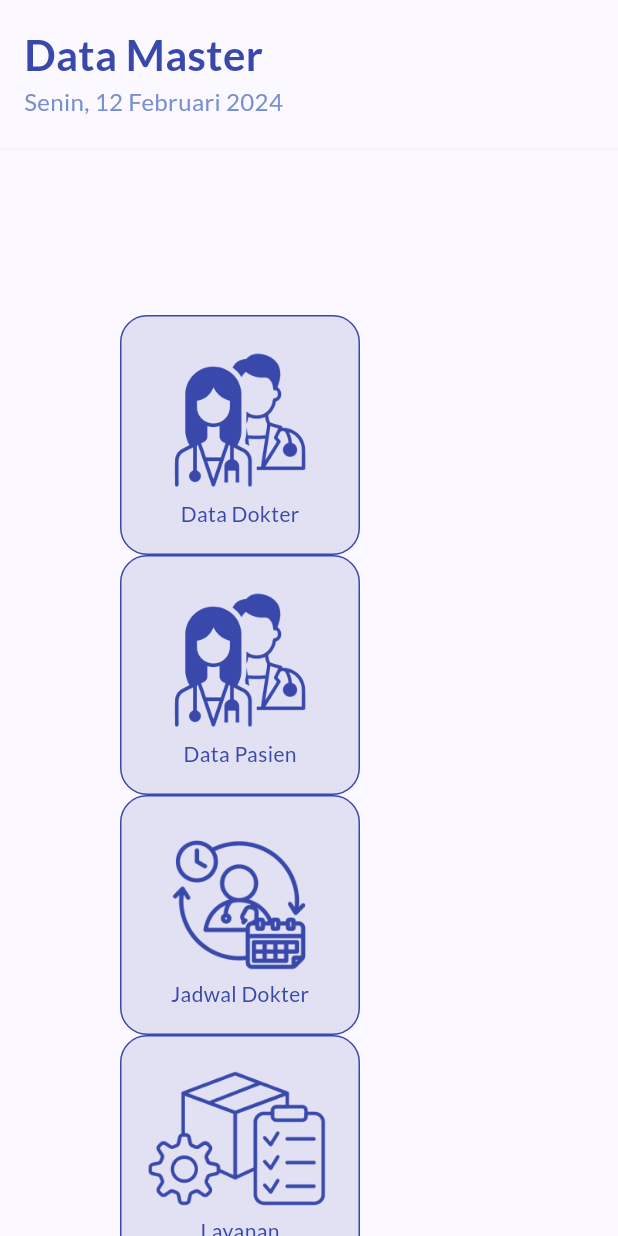
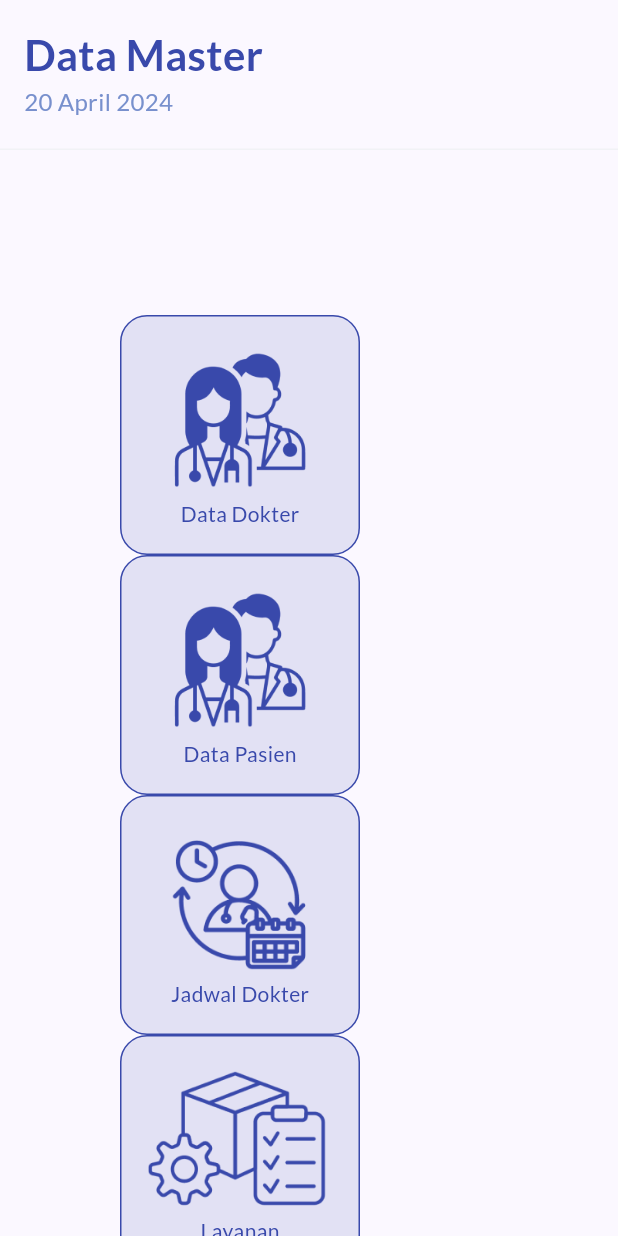
Before and after one commit to taufiqalfianto/clinic-flutter, a Flutter app: the DataMasterPage screen opened directly, on a phone screen of 412 x 824 dp. Run offline on Flutter 3.47's test engine with Material 3 defaults, Android fonts, the phone set to English and light mode, and no system bars; our stand-ins replace bloc, dartz, flutter_bloc, flutter_svg, freezed_annotation, google_fonts and 2 more; accounts and stored records are empty; network calls fail.

```diff
--- a/lib/core/constants/variable.dart
+++ b/lib/core/constants/variable.dart
@@ -1,3 +1,3 @@
 class Variable {
- static const String baseurl = 'http://192.168.1.190:8000';
+  static const String baseurl = 'http://192.168.255.20:8000';
 }
--- a/lib/main.dart
+++ b/lib/main.dart
@@ -1,3 +1,5 @@
+import 'package:fic15/presentation/master/bloc/data_patients/data_patients_bloc.dart';
+import 'package:fic15/presentation/master/bloc/data_doctors/data_doctor_bloc.dart';
 import 'package:flutter/material.dart';
 import 'package:flutter_bloc/flutter_bloc.dart';
 import 'package:google_fonts/google_fonts.dart';
@@ -12,8 +14,6 @@ import 'presentation/auth/bloc/logout/logout_bloc.dart';
 import 'presentation/auth/pages/login_page.dart';
 import 'presentation/dummy/bloc/qris/qris_bloc.dart';
 import 'presentation/dashboard/page/dashboard_page.dart';
-import 'presentation/master/bloc/bloc/data_patients_bloc.dart';
-import 'presentation/master/bloc/doctors/data_doctor_bloc.dart';
 
 void main() {
   runApp(const MyApp());
--- a/lib/presentation/dummy/widgets/build_app_bar.dart
+++ b/lib/presentation/dummy/widgets/build_app_bar.dart
@@ -44,8 +44,8 @@ class BuildAppBar extends StatelessWidget {
                     color: AppColors.primary,
                   ),
                 ),
-                const Text(
-                  'Senin, 12 Februari 2024',
+                Text(
+                  DateTime.now().toFormattedDate(),
                   style: TextStyle(
                     fontSize: 16.0,
                     color: AppColors.subtitle,
--- a/lib/presentation/master/bloc/doctors/data_doctor_bloc.dart
+++ b/lib/presentation/master/bloc/data_doctors/data_doctor_bloc.dart
@@ -1,8 +1,8 @@
 import 'package:bloc/bloc.dart';
 import 'package:freezed_annotation/freezed_annotation.dart';
 
-import '../../../../data/datasources/master_remote_datasource.dart';
-import '../../../../data/models/response/master_doctor_response_model.dart';
+import '../../../../../data/datasources/master_remote_datasource.dart';
+import '../../../../../data/models/response/master_doctor_response_model.dart';
 
 part 'data_doctor_event.dart';
 part 'data_doctor_state.dart';
--- a/lib/presentation/master/page/data_doctor_page.dart
+++ b/lib/presentation/master/page/data_doctor_page.dart
@@ -4,7 +4,7 @@ import 'package:flutter_bloc/flutter_bloc.dart';
 import '../../../components/components.dart';
 import '../../../core/core.dart';
 import '../../dummy/widgets/build_app_bar.dart';
-import '../bloc/doctors/data_doctor_bloc.dart';
+import '../bloc/data_doctors/data_doctor_bloc.dart';
 
 class DataDoctorPage extends StatefulWidget {
   const DataDoctorPage({super.key});
--- a/lib/presentation/master/page/data_master_page.dart
+++ b/lib/presentation/master/page/data_master_page.dart
@@ -1,12 +1,14 @@
 import 'package:fic15/presentation/dummy/pages/confirm_payment_page.dart';
+import 'package:flutter/cupertino.dart';
 import 'package:flutter/material.dart';
+import 'package:flutter/widgets.dart';
 
 import '../../../components/button_menu.dart';
 import '../../../components/components.dart';
 import '../../../core/core.dart';
 import '../../dummy/widgets/build_app_bar.dart';
 import 'data_doctor_page.dart';
-import 'data_pasient_page.dart';
+import 'data_patient_page.dart';
 
 class DataMasterPage extends StatelessWidget {
   final void Function(int index) onTap;
--- a/pubspec.yaml
+++ b/pubspec.yaml
@@ -32,6 +32,7 @@ dev_dependencies:
 flutter:
   uses-material-design: true
   assets:
+    - assets/
     - assets/images/
     - assets/images/menu/
     - assets/images/products/
```
Also changed, not shown: lib/data/datasources/master_remote_datasource.dart (+9 -5 lines), lib/presentation/master/page/data_patient_page.dart (renamed from lib/presentation/master/page/data_pasient_page.dart, +4 -7 lines), assets/images/splash.png (added), lib/presentation/master/bloc/data_doctors/data_doctor_bloc.freezed.dart (renamed from lib/presentation/master/bloc/doctors/data_doctor_bloc.freezed.dart), lib/presentation/master/bloc/data_doctors/data_doctor_event.dart (renamed from lib/presentation/master/bloc/doctors/data_doctor_event.dart), lib/presentation/master/bloc/data_doctors/data_doctor_state.dart (renamed from lib/presentation/master/bloc/doctors/data_doctor_state.dart), lib/presentation/master/bloc/data_patients/data_patients_bloc.dart (renamed from lib/presentation/master/bloc/bloc/data_patients_bloc.dart), lib/presentation/master/bloc/data_patients/data_patients_bloc.freezed.dart (renamed from lib/presentation/master/bloc/bloc/data_patients_bloc.freezed.dart), lib/presentation/master/bloc/data_patients/data_patients_event.dart (renamed from lib/presentation/master/bloc/bloc/data_patients_event.dart), lib/presentation/master/bloc/data_patients/data_patients_state.dart (renamed from lib/presentation/master/bloc/bloc/data_patients_state.dart), 1 other file.
